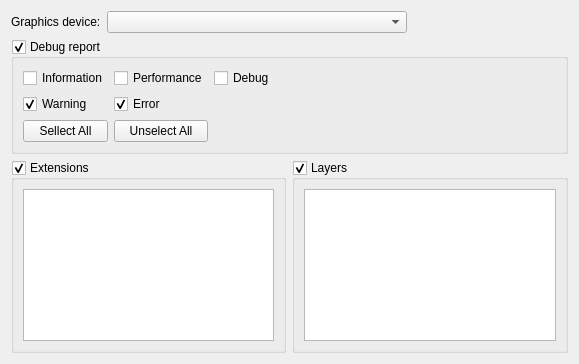
First picture: the form in Tools/DebugSettingsEditor/VulkanTab.ui, repository krre/origin, before the edit.
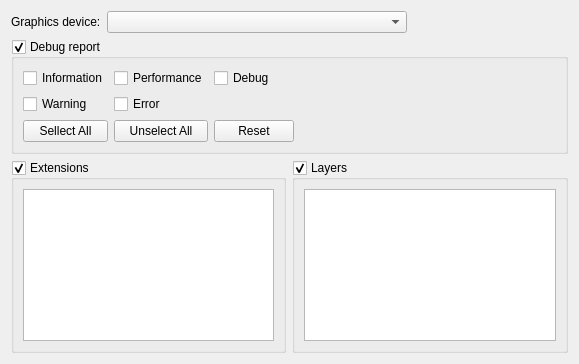
Second picture: the form after the edit.

Commit message: Add Reset button to Vulkan tab

The edit to the form file:
```diff
--- a/Tools/DebugSettingsEditor/VulkanTab.ui
+++ b/Tools/DebugSettingsEditor/VulkanTab.ui
@@ -62,9 +62,6 @@
         <property name="text">
          <string>Warning</string>
         </property>
-        <property name="checked">
-         <bool>true</bool>
-        </property>
        </widget>
       </item>
       <item row="0" column="1">
@@ -79,9 +76,6 @@
         <property name="text">
          <string>Error</string>
         </property>
-        <property name="checked">
-         <bool>true</bool>
-        </property>
        </widget>
       </item>
       <item row="0" column="2">
@@ -125,6 +119,13 @@
         </property>
        </widget>
       </item>
+      <item row="2" column="2">
+       <widget class="QPushButton" name="pushButtonResetDebugReport">
+        <property name="text">
+         <string>Reset</string>
+        </property>
+       </widget>
+      </item>
      </layout>
     </widget>
    </item>
```
The commit also changes 2 other files.
